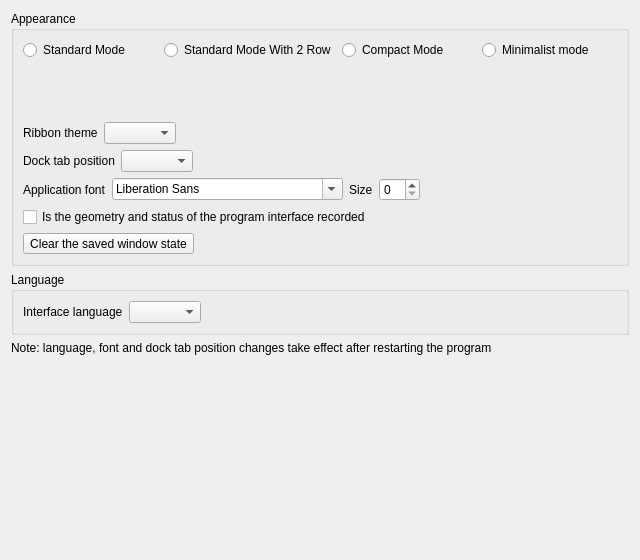
Above: src/APP/SettingPages/DASettingPageGeneral.ui from czyt1988/data-workbench before the change. Below: the same form after it.
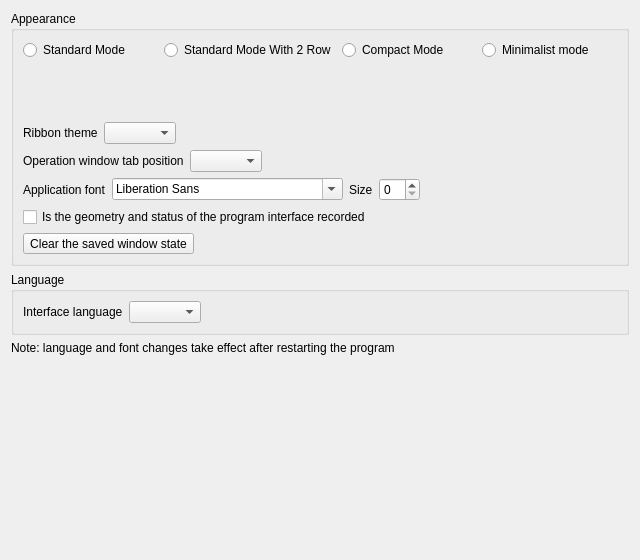
That is the form after the change.

Commit message:
refactor(gui): dock 标签页方位改为仅操作窗口内部生效，撤销全局 TabsAtBottom 方案
ADS 的 TabsAtBottom 是进程级静态 flag，会波及外层中央区与左右侧栏。
改为应用层布局调整方案，只把工作流操作/绘图操作/数据操作三个窗口内部
嵌套停靠区（工作流页、图表、数据表标签）的标签栏移到内容下方：

- DAGui 新增 DADockAreaTabPosition 工具类：把 dock 区域标签栏从标题栏
  移至区域布局末尾（或还原），并绑定 CDockManager::dockAreaCreated 信号，
  覆盖运行期新建标签页、拖拽拆分、工程布局恢复等所有区域创建路径
- 三个操作窗口新增 setInnerDockTabsAtBottom(bool)，封装各自嵌套 manager
- DAAppConfig::apply() 按 dock-tab-position 配置下发到三个操作窗口，
  设置页切换后立即生效，无需重启（重启提示文案还原为仅语言/字体）
- main.cpp 移除全局 setConfigFlag(TabsAtBottom)，外层 dock 区域保持标签在上
- 设置页文案改为「操作窗口标签页位置」，同步更新中英文翻译

Diff of the .ui file:
```diff
--- a/src/APP/SettingPages/DASettingPageGeneral.ui
+++ b/src/APP/SettingPages/DASettingPageGeneral.ui
@@ -106,7 +106,7 @@
         <item>
          <widget class="QLabel" name="labelDockTabPosition">
           <property name="text">
-           <string>Dock tab position</string>
+           <string>Operation window tab position</string>
           </property>
          </widget>
         </item>
@@ -221,7 +221,7 @@
    <item>
     <widget class="QLabel" name="labelRestartHint">
      <property name="text">
-      <string>Note: language, font and dock tab position changes take effect after restarting the program</string>
+      <string>Note: language and font changes take effect after restarting the program</string>
      </property>
     </widget>
    </item>
```
The commit also changes 15 other files.
